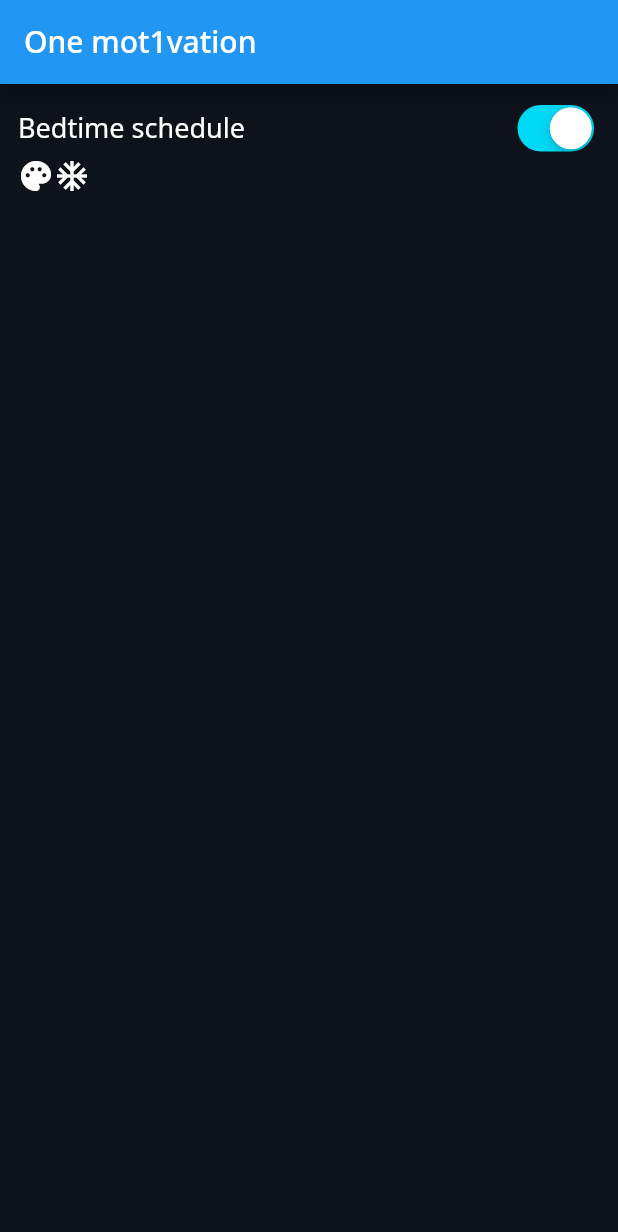
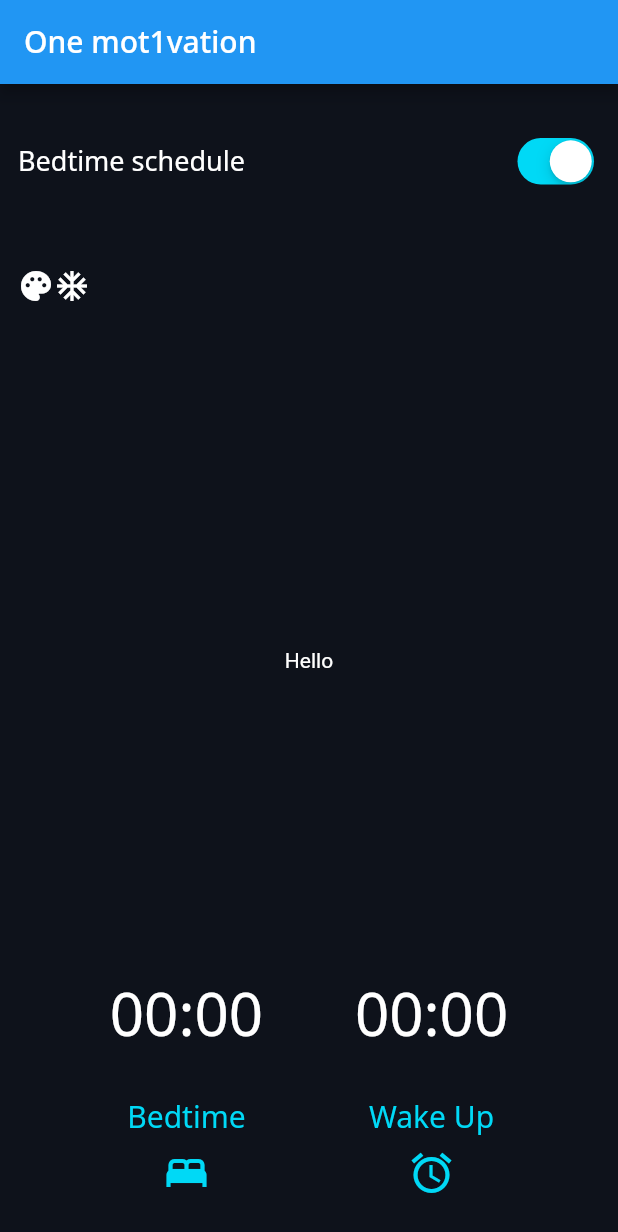
Before and after one commit to nguyen703/one_mot1vation, a Flutter app: the screen it shows after launch, on a phone screen of 412 x 824 dp. Shown: the top 1232 px of the screen. Run offline on Flutter 3.47's test engine with Material 2 defaults, Android fonts, the phone set to English and light mode, and no system bars; our stand-ins replace google_fonts.

Commit message:
Add general layout

```diff
--- /dev/null
+++ b/lib/buttons/title_button.dart
@@ -0,0 +1,35 @@
+import 'package:flutter/material.dart';
+import 'package:google_fonts/google_fonts.dart';
+
+class TitleButton extends StatelessWidget {
+  TitleButton(
+      {required this.buttonText,
+      required this.buttonIcon,
+      required this.buttonColor,
+      required this.buttonSize});
+
+  final String buttonText;
+  final IconData buttonIcon;
+  final Color buttonColor;
+  final double buttonSize;
+
+  @override
+  Widget build(BuildContext context) {
+    return Column(
+      children: [
+        Text(
+          buttonText,
+          style: GoogleFonts.notoSans(fontSize: buttonSize, color: buttonColor),
+        ),
+        SizedBox(
+          height: 8,
+        ),
+        Icon(
+          buttonIcon,
+          color: buttonColor,
+          size: buttonSize * 1.6,
+        ),
+      ],
+    );
+  }
+}
--- a/lib/screens/main_screen.dart
+++ b/lib/screens/main_screen.dart
@@ -2,6 +2,7 @@ import 'package:flutter/material.dart';
 import 'package:google_fonts/google_fonts.dart';
 import 'package:one_mot1vation/buttons/switch_button.dart';
 import 'package:one_mot1vation/constants.dart';
+import 'package:one_mot1vation/buttons/title_button.dart';
 
 class MainScreen extends StatelessWidget {
   @override
@@ -17,7 +18,11 @@ class MainScreen extends StatelessWidget {
         padding: const EdgeInsets.symmetric(horizontal: 12.0, vertical: 10.0),
         child: Column(
           children: [
-            Row(
+            Expanded(
+              flex: 1,
+              child: Container(
+                alignment: Alignment.center,
+                child: Row(
                   mainAxisAlignment: MainAxisAlignment.spaceBetween,
                   children: [
                     Text(
@@ -27,7 +32,11 @@ class MainScreen extends StatelessWidget {
                     SwitchButton(),
                   ],
                 ),
-            Row(
+              ),
+            ),
+            Expanded(
+              flex: 1,
+              child: Row(
                 children: [
                   Icon(
                     Icons.palette_rounded,
@@ -36,6 +45,57 @@ class MainScreen extends StatelessWidget {
                   Icon(Icons.ac_unit, color: kWhite),
                 ],
               ),
+            ),
+            Expanded(
+              flex: 5,
+              child: Container(
+                alignment: Alignment.center,
+                child: Text('Hello'),
+              ),
+            ),
+            Expanded(
+              flex: 2,
+              child: Row(
+                mainAxisAlignment: MainAxisAlignment.spaceEvenly,
+                children: [
+                  Column(
+                    children: [
+                      Expanded(
+                        child: Text(
+                          '00:00',
+                          style: GoogleFonts.notoSans(fontSize: 40.0),
+                        ),
+                      ),
+                      Expanded(
+                        child: TitleButton(
+                          buttonText: 'Bedtime',
+                          buttonColor: kTeal,
+                          buttonIcon: Icons.bed,
+                          buttonSize: 20,
+                        ),
+                      ),
+                    ],
+                  ),
+                  Column(
+                    children: [
+                      Expanded(
+                        child: Text(
+                          '00:00',
+                          style: GoogleFonts.notoSans(fontSize: 40),
+                        ),
+                      ),
+                      Expanded(
+                        child: TitleButton(
+                            buttonText: 'Wake Up',
+                            buttonIcon: Icons.alarm,
+                            buttonColor: kTeal,
+                            buttonSize: 20),
+                      ),
+                    ],
+                  ),
+                ],
+              ),
+            )
           ],
         ),
       ),
```
Lines whose indentation alone changed are shown as unchanged.
